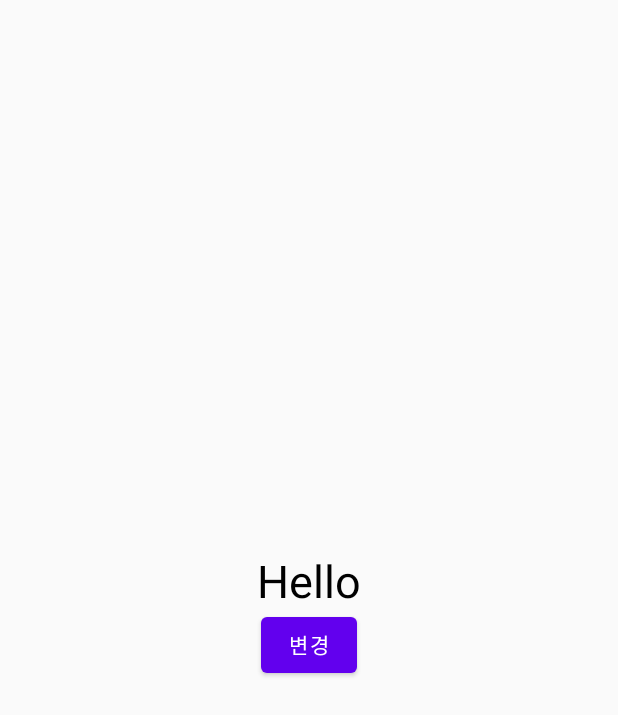
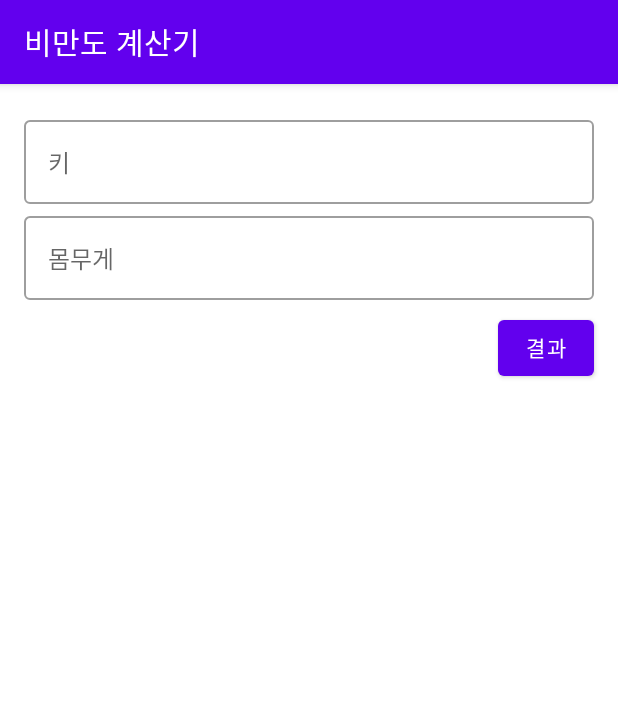
Before and after one commit to tkdgusl94/compose-sample, an Android app built with Jetpack Compose: the screen it shows after launch (MainActivity), on a phone screen of 412 x 824 dp. Shown: the top 715 px of the screen. Run offline under Robolectric (Android 15) with nearby library versions, the phone set to English and light mode, and no system bars.

Commit message:
비만도 계산기

```diff
--- a/app/build.gradle
+++ b/app/build.gradle
@@ -61,5 +61,6 @@ dependencies {
 
     implementation "androidx.navigation:navigation-compose:2.4.2"
     implementation "androidx.lifecycle:lifecycle-viewmodel-compose:2.4.1"
+    implementation "androidx.compose.runtime:runtime-livedata:1.1.1"
 
 }
--- a/app/src/main/java/com/leveloper/compose_sample/MainActivity.kt
+++ b/app/src/main/java/com/leveloper/compose_sample/MainActivity.kt
@@ -3,54 +3,44 @@ package com.leveloper.compose_sample
 import android.os.Bundle
 import androidx.activity.ComponentActivity
 import androidx.activity.compose.setContent
-import androidx.activity.viewModels
 import androidx.compose.foundation.Image
+import androidx.compose.foundation.clickable
 import androidx.compose.foundation.layout.Arrangement
-import androidx.compose.foundation.layout.Box
 import androidx.compose.foundation.layout.Column
 import androidx.compose.foundation.layout.Spacer
 import androidx.compose.foundation.layout.fillMaxSize
 import androidx.compose.foundation.layout.fillMaxWidth
 import androidx.compose.foundation.layout.height
 import androidx.compose.foundation.layout.padding
-import androidx.compose.foundation.shape.RoundedCornerShape
+import androidx.compose.foundation.layout.size
+import androidx.compose.foundation.text.KeyboardOptions
 import androidx.compose.material.Button
-import androidx.compose.material.Card
 import androidx.compose.material.Icon
-import androidx.compose.material.IconButton
+import androidx.compose.material.OutlinedTextField
 import androidx.compose.material.Scaffold
 import androidx.compose.material.Text
-import androidx.compose.material.TextField
+import androidx.compose.material.TopAppBar
 import androidx.compose.material.icons.Icons
-import androidx.compose.material.icons.filled.Favorite
-import androidx.compose.material.icons.filled.FavoriteBorder
-import androidx.compose.material.rememberScaffoldState
+import androidx.compose.material.icons.filled.ArrowBack
 import androidx.compose.runtime.Composable
-import androidx.compose.runtime.MutableState
 import androidx.compose.runtime.State
-import androidx.compose.runtime.getValue
 import androidx.compose.runtime.mutableStateOf
-import androidx.compose.runtime.remember
-import androidx.compose.runtime.rememberCoroutineScope
 import androidx.compose.runtime.saveable.rememberSaveable
-import androidx.compose.runtime.setValue
 import androidx.compose.ui.Alignment
-import androidx.compose.ui.ExperimentalComposeUiApi
 import androidx.compose.ui.Modifier
 import androidx.compose.ui.graphics.Color
-import androidx.compose.ui.layout.ContentScale
-import androidx.compose.ui.platform.LocalSoftwareKeyboardController
+import androidx.compose.ui.graphics.ColorFilter
 import androidx.compose.ui.res.painterResource
+import androidx.compose.ui.text.input.KeyboardType
 import androidx.compose.ui.unit.dp
 import androidx.compose.ui.unit.sp
 import androidx.lifecycle.ViewModel
-import androidx.lifecycle.lifecycleScope
 import androidx.lifecycle.viewmodel.compose.viewModel
 import androidx.navigation.NavController
 import androidx.navigation.compose.NavHost
 import androidx.navigation.compose.composable
 import androidx.navigation.compose.rememberNavController
-import kotlinx.coroutines.launch
+import kotlin.math.pow
 
 class MainActivity : ComponentActivity() {
 
@@ -58,32 +48,136 @@ class MainActivity : ComponentActivity() {
         super.onCreate(savedInstanceState)
 
         setContent {
-            val viewModel = viewModel<MainViewModel>()
+            val viewModel = viewModel<BmiViewModel>()
+            val navController = rememberNavController()
 
-            Column(
-                modifier = Modifier.fillMaxSize(),
-                verticalArrangement = Arrangement.Center,
-                horizontalAlignment = Alignment.CenterHorizontally
-            ) {
-                Text(
-                    text = viewModel.data.value,
-                    fontSize = 30.sp
-                )
-                Button(onClick = {
-                    viewModel.changeValue("World")
-                }) {
-                    Text(text = "변경")
+            val bmi = viewModel.bmi.value
+
+            NavHost(navController = navController, startDestination = "home") {
+                composable(route = "home") {
+                    HomeScreen { height, weight ->
+                        viewModel.calculateBmi(height, weight)
+
+                        navController.navigate("result")
+                    }
+                }
+                composable(route = "result") {
+                    ResultScreen(navController, bmi)
                 }
             }
         }
     }
 }
 
-class MainViewModel : ViewModel() {
-    private val _data = mutableStateOf("Hello")
-    val data: State<String> get() = _data
+@Composable
+fun HomeScreen(
+    onClickResult: (Double, Double) -> Unit
+) {
+    val height = rememberSaveable { mutableStateOf("") }
+    val weight = rememberSaveable { mutableStateOf("") }
 
-    fun changeValue(value: String) {
-        _data.value = value
+    Scaffold(
+        topBar = {
+            TopAppBar(
+                title = { Text(text = "비만도 계산기") }
+            )
+        }
+    ) {
+        Column(
+            modifier = Modifier.padding(16.dp)
+        ) {
+            OutlinedTextField(
+                value = height.value,
+                onValueChange = { height.value = it },
+                label = { Text(text = "키") },
+                modifier = Modifier.fillMaxWidth(),
+                keyboardOptions = KeyboardOptions(keyboardType = KeyboardType.Number)
+            )
+            OutlinedTextField(
+                value = weight.value,
+                onValueChange = { weight.value = it },
+                label = { Text(text = "몸무게") },
+                modifier = Modifier.fillMaxWidth(),
+                keyboardOptions = KeyboardOptions(keyboardType = KeyboardType.Number)
+            )
+            Spacer(modifier = Modifier.height(8.dp))
+            Button(
+                onClick = {
+                    if (height.value.isNotEmpty() && weight.value.isNotEmpty()) {
+                        onClickResult(height.value.toDouble(), weight.value.toDouble())
+                    }
+
+                },
+                modifier = Modifier.align(Alignment.End)
+            ) {
+                Text(text = "결과")
+            }
+        }
     }
 }
+
+@Composable
+fun ResultScreen(
+    navController: NavController,
+    bmi: Double
+) {
+    val text = when {
+        bmi >= 35 -> "고도비만"
+        bmi >= 30 -> "2단계 비만"
+        bmi >= 25 -> "1단계 비만"
+        bmi >= 23 -> "과체중"
+        bmi >= 18.5 -> "정상"
+        else -> "저체중"
+    }
+
+    val imageRes = when {
+        bmi >= 23 -> R.drawable.ic_baseline_sentiment_very_dissatisfied_24
+        bmi >= 18.5 -> R.drawable.ic_baseline_sentiment_satisfied_24
+        else -> R.drawable.ic_baseline_sentiment_dissatisfied_24
+    }
+
+    Scaffold(
+        topBar = {
+            TopAppBar(
+                title = { Text(text = "비만도 계산기") },
+                navigationIcon = {
+                    Icon(
+                        imageVector = Icons.Default.ArrowBack,
+                        contentDescription = "home",
+                        modifier = Modifier.clickable {
+                            navController.popBackStack()
+                        }
+                    )
+                }
+            )
+        }
+    ) {
+        Column(
+            modifier = Modifier.fillMaxSize(),
+            verticalArrangement = Arrangement.Center,
+            horizontalAlignment = Alignment.CenterHorizontally
+        ) {
+            Text(text = text, fontSize = 30.sp)
+            Spacer(modifier = Modifier.height(50.dp))
+            Image(
+                painter = painterResource(id = imageRes),
+                contentDescription = null,
+                modifier = Modifier.size(100.dp),
+                colorFilter = ColorFilter.tint(Color.Black)
+            )
+        }
+    }
+}
+
+class BmiViewModel : ViewModel() {
+
+    private val _bmi = mutableStateOf(0.0)
+    val bmi: State<Double> = _bmi
+
+    fun calculateBmi(
+        height: Double,
+        weight: Double
+    ) {
+        _bmi.value = weight / (height / 100.0).pow(2.0)
+    }
+}
--- /dev/null
+++ b/app/src/main/res/drawable/ic_baseline_sentiment_dissatisfied_24.xml
@@ -0,0 +1,15 @@
+<vector xmlns:android="http://schemas.android.com/apk/res/android"
+    android:width="24dp"
+    android:height="24dp"
+    android:viewportWidth="24"
+    android:viewportHeight="24">
+  <path
+      android:fillColor="@android:color/white"
+      android:pathData="M15.5,9.5m-1.5,0a1.5,1.5 0,1 1,3 0a1.5,1.5 0,1 1,-3 0"/>
+  <path
+      android:fillColor="@android:color/white"
+      android:pathData="M8.5,9.5m-1.5,0a1.5,1.5 0,1 1,3 0a1.5,1.5 0,1 1,-3 0"/>
+  <path
+      android:fillColor="@android:color/white"
+      android:pathData="M11.99,2C6.47,2 2,6.48 2,12s4.47,10 9.99,10C17.52,22 22,17.52 22,12S17.52,2 11.99,2zM12,20c-4.42,0 -8,-3.58 -8,-8s3.58,-8 8,-8 8,3.58 8,8 -3.58,8 -8,8zM12,16.5c0.73,0 1.39,0.19 1.97,0.53 0.12,-0.14 0.86,-0.98 1.01,-1.14 -0.85,-0.56 -1.87,-0.89 -2.98,-0.89 -1.11,0 -2.13,0.33 -2.99,0.88 0.97,1.09 0.01,0.02 1.01,1.14 0.59,-0.33 1.25,-0.52 1.98,-0.52z"/>
+</vector>
--- /dev/null
+++ b/app/src/main/res/drawable/ic_baseline_sentiment_satisfied_24.xml
@@ -0,0 +1,15 @@
+<vector xmlns:android="http://schemas.android.com/apk/res/android"
+    android:width="24dp"
+    android:height="24dp"
+    android:viewportWidth="24"
+    android:viewportHeight="24">
+  <path
+      android:fillColor="@android:color/white"
+      android:pathData="M15.5,9.5m-1.5,0a1.5,1.5 0,1 1,3 0a1.5,1.5 0,1 1,-3 0"/>
+  <path
+      android:fillColor="@android:color/white"
+      android:pathData="M8.5,9.5m-1.5,0a1.5,1.5 0,1 1,3 0a1.5,1.5 0,1 1,-3 0"/>
+  <path
+      android:fillColor="@android:color/white"
+      android:pathData="M11.99,2C6.47,2 2,6.48 2,12s4.47,10 9.99,10C17.52,22 22,17.52 22,12S17.52,2 11.99,2zM12,20c-4.42,0 -8,-3.58 -8,-8s3.58,-8 8,-8 8,3.58 8,8 -3.58,8 -8,8zM12,16c-0.73,0 -1.38,-0.18 -1.96,-0.52 -0.12,0.14 -0.86,0.98 -1.01,1.15 0.86,0.55 1.87,0.87 2.97,0.87 1.11,0 2.12,-0.33 2.98,-0.88 -0.97,-1.09 -0.01,-0.02 -1.01,-1.15 -0.59,0.35 -1.24,0.53 -1.97,0.53z"/>
+</vector>
--- /dev/null
+++ b/app/src/main/res/drawable/ic_baseline_sentiment_very_dissatisfied_24.xml
@@ -0,0 +1,15 @@
+<vector xmlns:android="http://schemas.android.com/apk/res/android"
+    android:width="24dp"
+    android:height="24dp"
+    android:viewportWidth="24"
+    android:viewportHeight="24">
+  <path
+      android:fillColor="@android:color/white"
+      android:pathData="M15.5,9.5m-1.5,0a1.5,1.5 0,1 1,3 0a1.5,1.5 0,1 1,-3 0"/>
+  <path
+      android:fillColor="@android:color/white"
+      android:pathData="M8.5,9.5m-1.5,0a1.5,1.5 0,1 1,3 0a1.5,1.5 0,1 1,-3 0"/>
+  <path
+      android:fillColor="@android:color/white"
+      android:pathData="M11.99,2C6.47,2 2,6.48 2,12s4.47,10 9.99,10C17.52,22 22,17.52 22,12S17.52,2 11.99,2zM12,20c-4.42,0 -8,-3.58 -8,-8s3.58,-8 8,-8 8,3.58 8,8 -3.58,8 -8,8zM12,14c-2.33,0 -4.32,1.45 -5.12,3.5h1.67c0.69,-1.19 1.97,-2 3.45,-2s2.75,0.81 3.45,2h1.67c-0.8,-2.05 -2.79,-3.5 -5.12,-3.5z"/>
+</vector>
```
